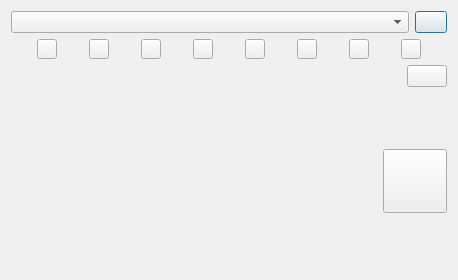
Above: hardware/dialogcollarsim.ui from IvanTsantsarov/herdmind-simulator before the change. Below: the same form after it.
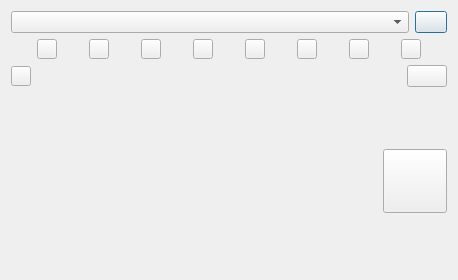
That is the form after the change. Icons and pictures are not drawn. Custom widgets are drawn as their Qt base class.

Patch:
```diff
--- a/hardware/dialogcollarsim.ui
+++ b/hardware/dialogcollarsim.ui
@@ -268,6 +268,31 @@
      </item>
      <item>
       <layout class="QHBoxLayout" name="horizontalLayout_4">
+       <item>
+        <widget class="QPushButton" name="btnLedMain">
+         <property name="sizePolicy">
+          <sizepolicy hsizetype="Minimum" vsizetype="Minimum">
+           <horstretch>0</horstretch>
+           <verstretch>0</verstretch>
+          </sizepolicy>
+         </property>
+         <property name="minimumSize">
+          <size>
+           <width>20</width>
+           <height>20</height>
+          </size>
+         </property>
+         <property name="maximumSize">
+          <size>
+           <width>20</width>
+           <height>20</height>
+          </size>
+         </property>
+         <property name="text">
+          <string/>
+         </property>
+        </widget>
+       </item>
        <item>
         <spacer name="horizontalSpacer">
          <property name="orientation">
```
